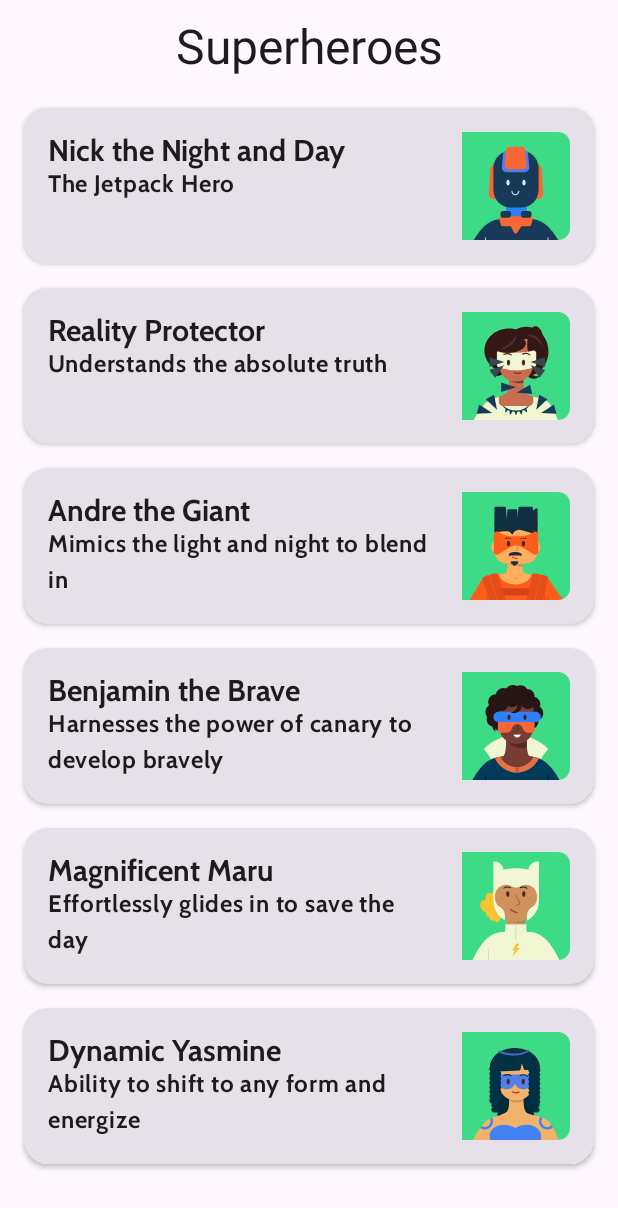
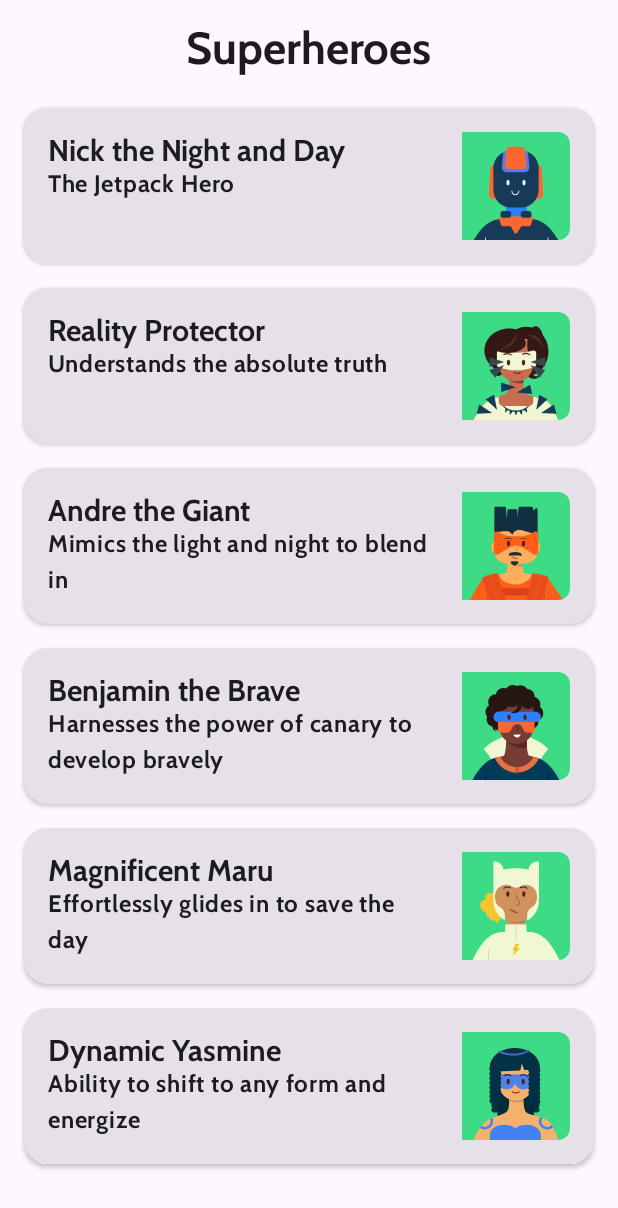
Before and after one commit to MuhammadMahi585/Super-Heroes-App, an Android app built with Jetpack Compose: the @Preview function GreetingPreview2, on a phone screen of 412 x 824 dp. Shown: the top 1208 px of the screen. Run offline under Robolectric (Android 15) with nearby library versions, the phone set to English and light mode, and no system bars.

```diff
--- a/app/src/main/java/com/example/superhero/MainActivity.kt
+++ b/app/src/main/java/com/example/superhero/MainActivity.kt
@@ -112,7 +112,7 @@ fun TopAppBarHero(){
         ) {
             Text(
                 text = stringResource(id = R.string.app_tittle),
-                style = MaterialTheme.typography.headlineLarge,
+                style = MaterialTheme.typography.displayLarge,
                 onTextLayout = {}
             )
         }
--- a/app/src/main/java/com/example/superhero/ui/theme/Theme.kt
+++ b/app/src/main/java/com/example/superhero/ui/theme/Theme.kt
@@ -2,6 +2,7 @@ package com.example.superhero.ui.theme
 
 import android.app.Activity
 import android.os.Build
+import android.view.View
 import androidx.compose.foundation.isSystemInDarkTheme
 import androidx.compose.material3.MaterialTheme
 import androidx.compose.material3.darkColorScheme
@@ -10,6 +11,7 @@ import androidx.compose.material3.dynamicLightColorScheme
 import androidx.compose.material3.lightColorScheme
 import androidx.compose.runtime.Composable
 import androidx.compose.runtime.SideEffect
+import androidx.compose.ui.graphics.Color
 import androidx.compose.ui.graphics.toArgb
 import androidx.compose.ui.platform.LocalContext
 import androidx.compose.ui.platform.LocalView
@@ -99,6 +101,7 @@ fun SuperheroesTheme(
     val view = LocalView.current
     if (!view.isInEditMode) {
         SideEffect {
+            setUpEdgeToEdge(view, darkTheme)
             val window = (view.context as Activity).window
             window.statusBarColor = colorScheme.background.toArgb()
             WindowCompat.getInsetsController(window, view).isAppearanceLightStatusBars = !darkTheme
@@ -112,3 +115,18 @@ fun SuperheroesTheme(
         content = content
     )
 }
+private fun setUpEdgeToEdge(view: View, darkTheme: Boolean) {
+    val window = (view.context as Activity).window
+    WindowCompat.setDecorFitsSystemWindows(window, false)
+    window.statusBarColor = Color.Transparent.toArgb()
+    val navigationBarColor = when {
+        Build.VERSION.SDK_INT >= 29 -> Color.Transparent.toArgb()
+        Build.VERSION.SDK_INT >= 26 -> Color(0xFF, 0xFF, 0xFF, 0x63).toArgb()
+        // Min sdk version for this app is 24, this block is for SDK versions 24 and 25
+        else -> Color(0x00, 0x00, 0x00, 0x50).toArgb()
+    }
+    window.navigationBarColor = navigationBarColor
+    val controller = WindowCompat.getInsetsController(window, view)
+    controller.isAppearanceLightStatusBars = !darkTheme
+    controller.isAppearanceLightNavigationBars = !darkTheme
+}
```
